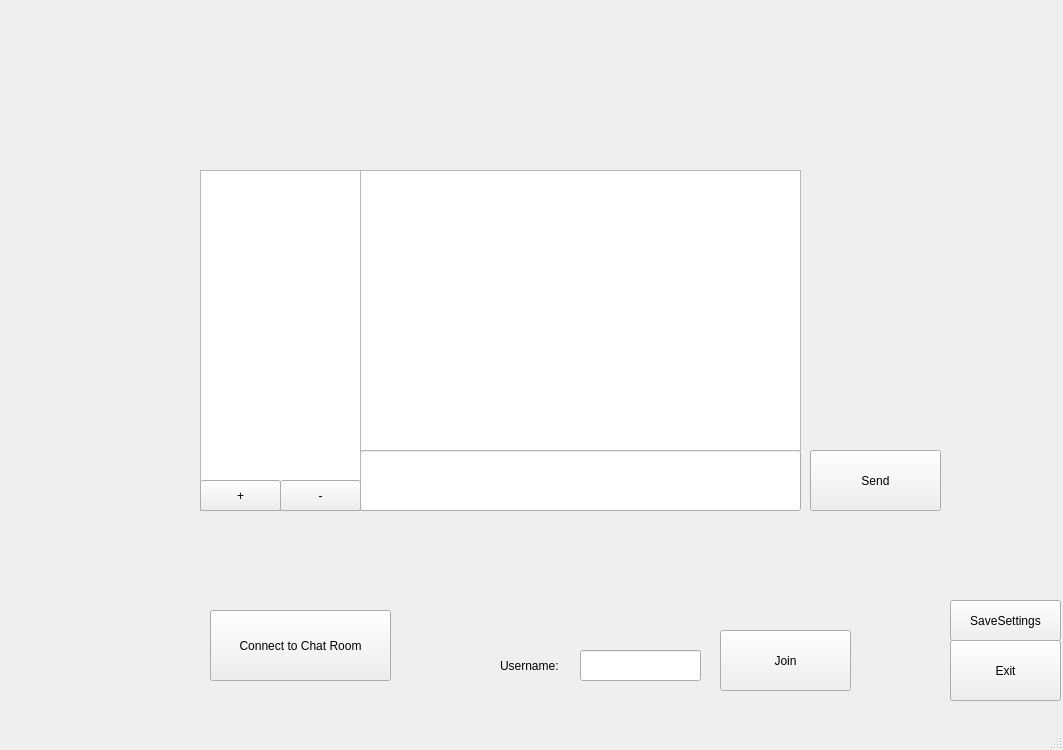
VitaliyKolbasiuk/Chat, file Chat/UIChat/mainwindow.ui: the form before one commit.
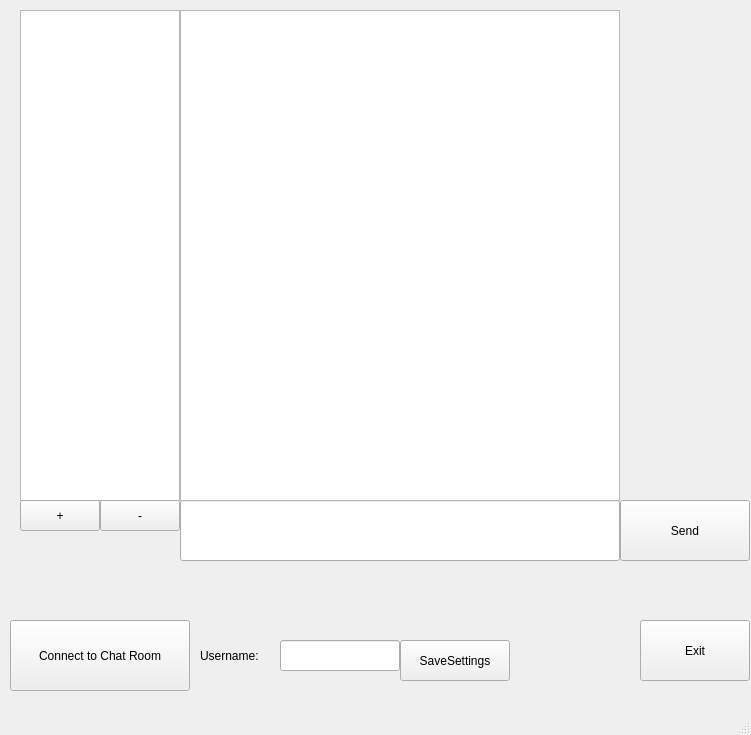
The form after the commit.

The edit to the form file:
```diff
--- a/Chat/UIChat/mainwindow.ui
+++ b/Chat/UIChat/mainwindow.ui
@@ -6,8 +6,8 @@
    <rect>
     <x>0</x>
     <y>0</y>
-    <width>1063</width>
-    <height>750</height>
+    <width>751</width>
+    <height>735</height>
    </rect>
   </property>
   <property name="windowTitle">
@@ -17,9 +17,9 @@
    <widget class="QLabel" name="Username">
     <property name="geometry">
      <rect>
-      <x>500</x>
-      <y>650</y>
-      <width>81</width>
+      <x>200</x>
+      <y>640</y>
+      <width>80</width>
       <height>31</height>
      </rect>
     </property>
@@ -27,25 +27,12 @@
      <string>Username:</string>
     </property>
    </widget>
-   <widget class="QPushButton" name="Join">
-    <property name="geometry">
-     <rect>
-      <x>720</x>
-      <y>630</y>
-      <width>131</width>
-      <height>61</height>
-     </rect>
-    </property>
-    <property name="text">
-     <string>Join</string>
-    </property>
-   </widget>
    <widget class="QLineEdit" name="TextUsername">
     <property name="geometry">
      <rect>
-      <x>580</x>
-      <y>650</y>
-      <width>121</width>
+      <x>280</x>
+      <y>640</y>
+      <width>120</width>
       <height>31</height>
      </rect>
     </property>
@@ -53,9 +40,9 @@
    <widget class="QLineEdit" name="UserMessage">
     <property name="geometry">
      <rect>
-      <x>360</x>
-      <y>450</y>
-      <width>441</width>
+      <x>180</x>
+      <y>500</y>
+      <width>440</width>
       <height>61</height>
      </rect>
     </property>
@@ -63,9 +50,9 @@
    <widget class="QPushButton" name="SendMessage">
     <property name="geometry">
      <rect>
-      <x>810</x>
-      <y>450</y>
-      <width>131</width>
+      <x>620</x>
+      <y>500</y>
+      <width>130</width>
       <height>61</height>
      </rect>
     </property>
@@ -76,9 +63,9 @@
    <widget class="QPushButton" name="SaveSettings">
     <property name="geometry">
      <rect>
-      <x>950</x>
-      <y>600</y>
-      <width>111</width>
+      <x>400</x>
+      <y>640</y>
+      <width>110</width>
       <height>41</height>
      </rect>
     </property>
@@ -89,9 +76,9 @@
    <widget class="QPushButton" name="Exit">
     <property name="geometry">
      <rect>
-      <x>950</x>
-      <y>640</y>
-      <width>111</width>
+      <x>640</x>
+      <y>620</y>
+      <width>110</width>
       <height>61</height>
      </rect>
     </property>
@@ -102,9 +89,9 @@
    <widget class="QPushButton" name="m_CreateRoom">
     <property name="geometry">
      <rect>
-      <x>200</x>
-      <y>480</y>
-      <width>81</width>
+      <x>20</x>
+      <y>500</y>
+      <width>80</width>
       <height>31</height>
      </rect>
     </property>
@@ -130,29 +117,29 @@
    <widget class="QListWidget" name="m_chatRoomList">
     <property name="geometry">
      <rect>
-      <x>200</x>
-      <y>170</y>
-      <width>161</width>
-      <height>341</height>
+      <x>20</x>
+      <y>10</y>
+      <width>160</width>
+      <height>491</height>
      </rect>
     </property>
    </widget>
    <widget class="QListWidget" name="m_chatRoomArea">
     <property name="geometry">
      <rect>
-      <x>360</x>
-      <y>170</y>
-      <width>441</width>
-      <height>281</height>
+      <x>180</x>
+      <y>10</y>
+      <width>440</width>
+      <height>491</height>
      </rect>
     </property>
    </widget>
    <widget class="QPushButton" name="m_connectToChatRoomBtn">
     <property name="geometry">
      <rect>
-      <x>210</x>
-      <y>610</y>
-      <width>181</width>
+      <x>10</x>
+      <y>620</y>
+      <width>180</width>
       <height>71</height>
      </rect>
     </property>
@@ -163,9 +150,9 @@
    <widget class="QPushButton" name="m_deleteRoom">
     <property name="geometry">
      <rect>
-      <x>280</x>
-      <y>480</y>
-      <width>81</width>
+      <x>100</x>
+      <y>500</y>
+      <width>80</width>
       <height>31</height>
      </rect>
     </property>
```
Left out of the diff: 3 changed lines with no effect on the pictures.
